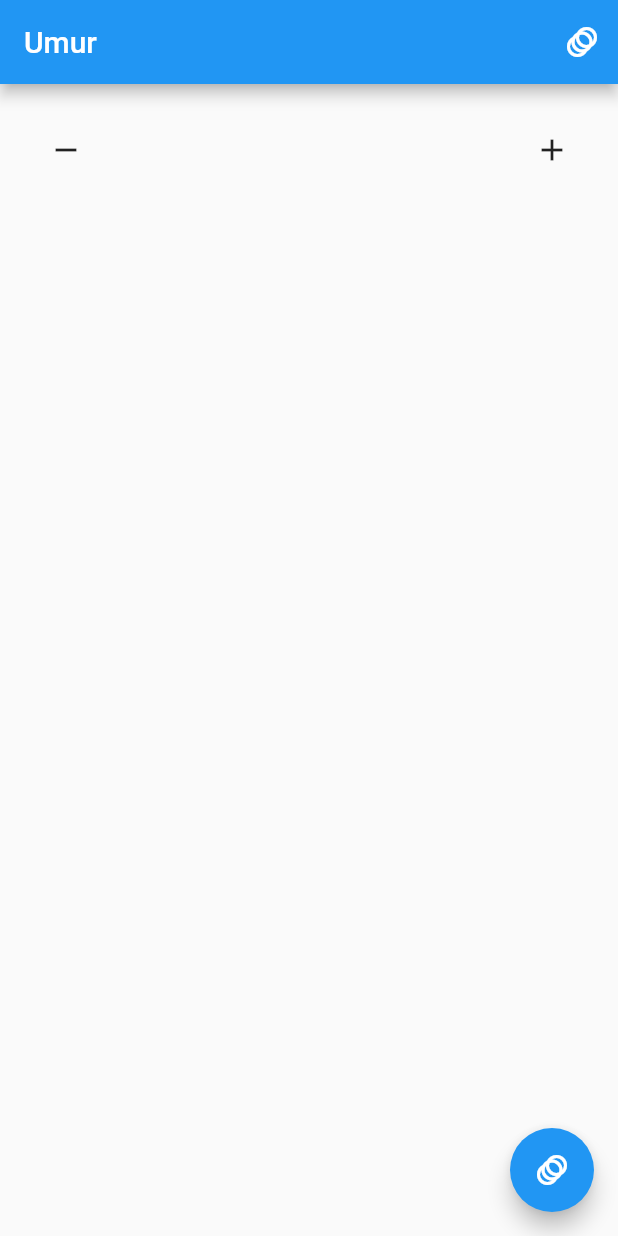
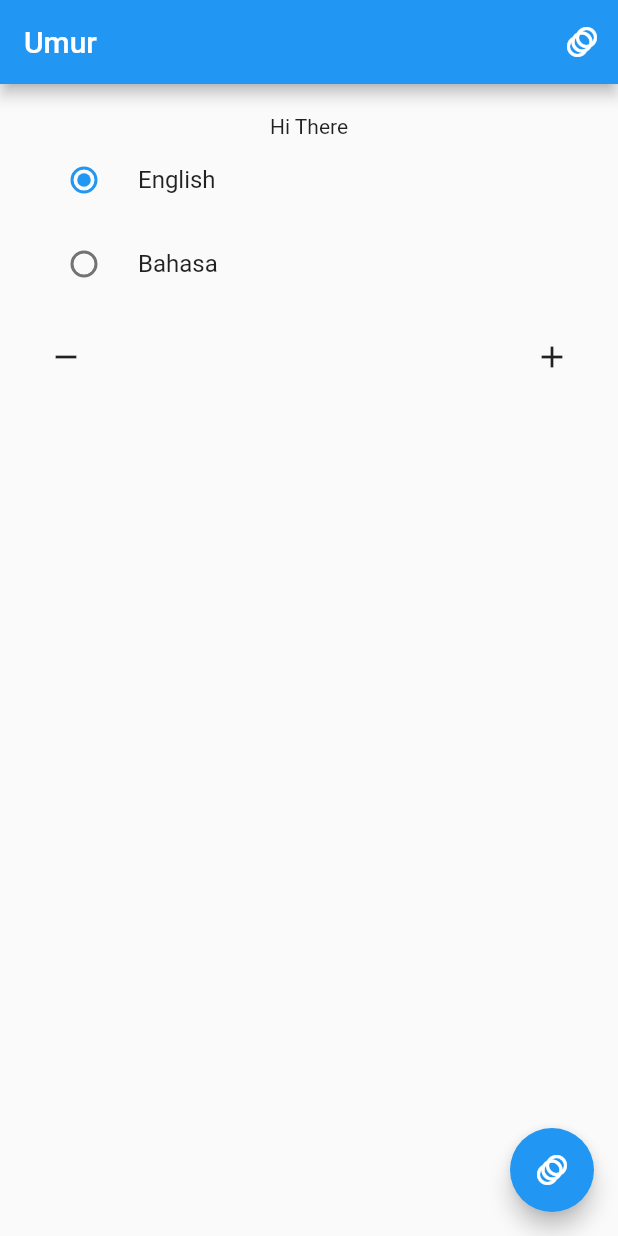
Before and after one commit to c0deslinger/flutter-state-management, a Flutter app: the screen it shows after launch, on a phone screen of 412 x 824 dp. Run offline on Flutter 3.47's test engine with Material 2 defaults, Android fonts, the phone set to English and light mode, and no system bars; our stand-ins replace bloc, easy_localization, flutter_bloc.

```diff
--- /dev/null
+++ b/Bloc/latihan_flutter_bloc/assets/locale/en-US.json
@@ -0,0 +1,3 @@
+{
+    "wellcome" : "Hi There"
+}
--- /dev/null
+++ b/Bloc/latihan_flutter_bloc/assets/locale/id-ID.json
@@ -0,0 +1,3 @@
+{
+    "wellcome" : "Selamat Datang"
+}
--- a/Bloc/latihan_flutter_bloc/lib/modules/home/home_page.dart
+++ b/Bloc/latihan_flutter_bloc/lib/modules/home/home_page.dart
@@ -1,5 +1,6 @@
 // ignore_for_file: prefer_const_constructors
 
+import 'package:easy_localization/easy_localization.dart';
 import 'package:flutter/material.dart';
 import 'package:flutter_bloc/flutter_bloc.dart';
 import 'package:latihan_flutter_bloc/modules/details/details_page.dart';
@@ -18,6 +19,9 @@ class HomePage extends StatelessWidget {
   Widget build(BuildContext context) {
     UserBloc userBloc = context.read<UserBloc>();
     ThemeBloc themeBloc = context.read<ThemeBloc>();
+
+    String? currentLanguage =
+        EasyLocalization.of(context)!.currentLocale!.languageCode;
 
     return Scaffold(
       appBar: AppBar(
@@ -42,6 +46,24 @@ class HomePage extends StatelessWidget {
           bloc: userBloc,
           builder: (context, state) {
             return Column(children: [
+              Text("wellcome".tr()),
+              RadioListTile(
+                title: Text("English"),
+                value: "en",
+                groupValue: currentLanguage,
+                onChanged: (value) {
+                  context.setLocale(Locale("en", "US"));
+                },
+              ),
+              RadioListTile(
+                title: Text("Bahasa"),
+                value: "id",
+                groupValue: currentLanguage,
+                onChanged: (value) {
+                  context.setLocale(Locale("in", "ID"));
+                },
+              ),
+              SizedBox(height: 10),
               ResponseWidget(
                   successWidget: Text("Umur: ${state.userDetails!.umur}"),
                   status: state.status),
```
Also changed, not shown: Bloc/latihan_flutter_bloc/lib/main.dart (+16 -2 lines), Bloc/latihan_flutter_bloc/pubspec.yaml (+5 -4 lines), Bloc/latihan_flutter_bloc/pubspec.lock, 7 other files.
